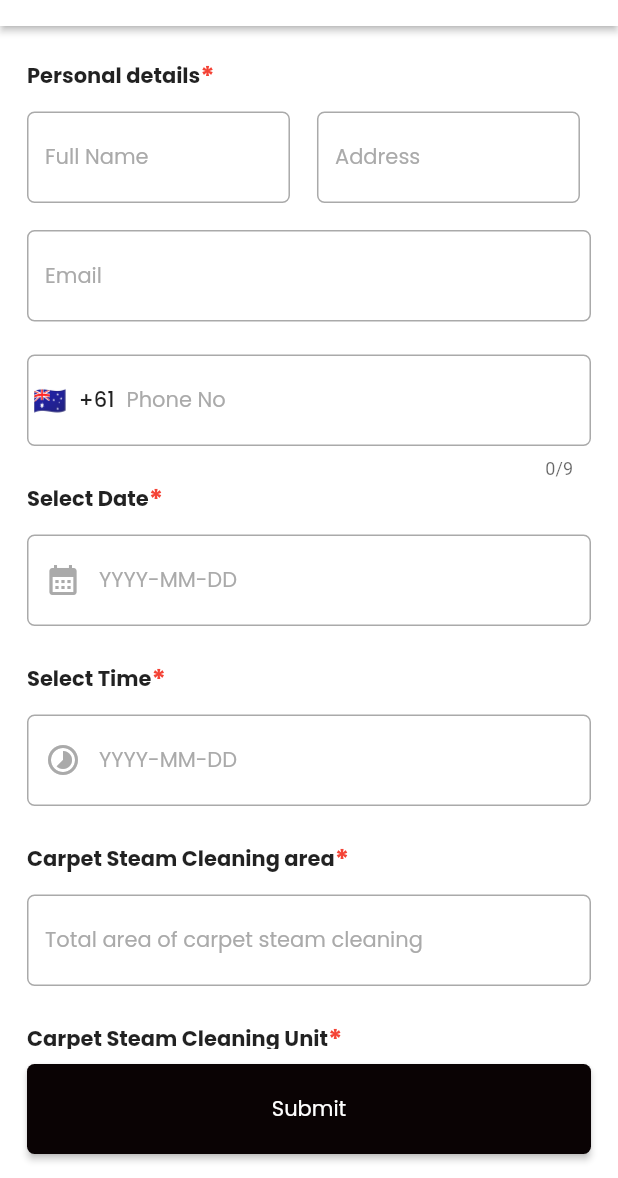
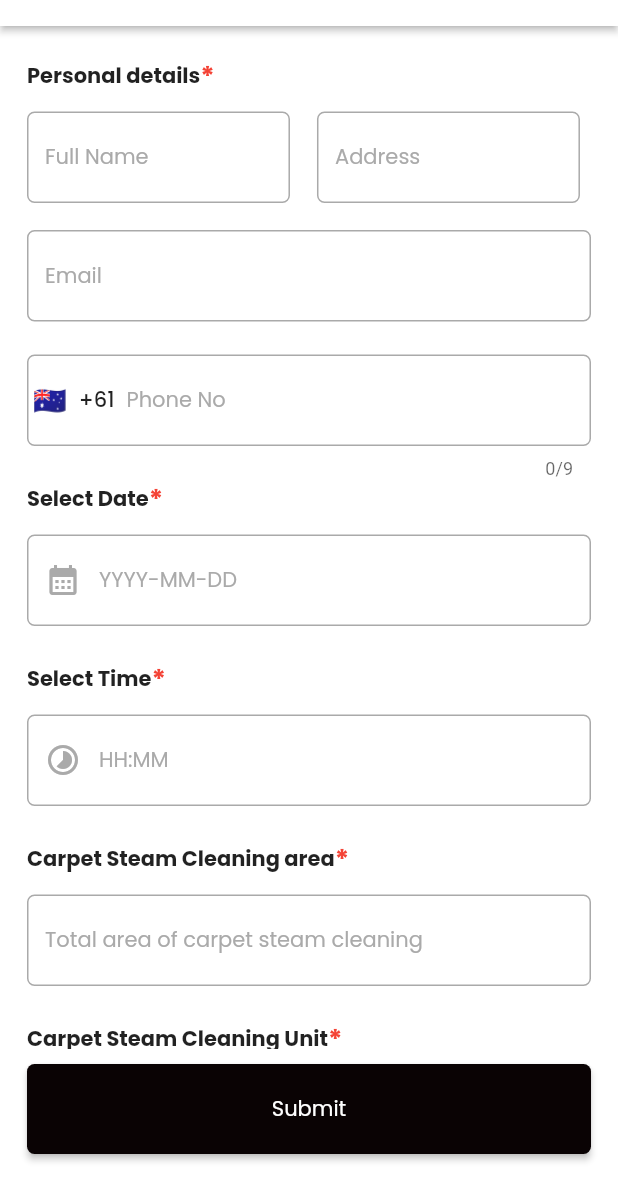
Before and after one commit to susan040/mads_cleaning, a Flutter app: the CarpetCleaningScreen screen opened directly with empty values, on a phone screen of 412 x 824 dp, the part 58-1236 px from its top. Run offline on Flutter 3.47's test engine with Material 3 defaults, Android fonts, the phone set to English and light mode, and no system bars; drawn by our look-alikes of intl_phone_field; our stand-ins replace cached_network_image, flutter_svg, get, get_storage, image_picker, pinput and 1 more; missing offline and left inert: simple_fontellico_progress_dialog; accounts and stored records are empty; statements that could not run were skipped; project files that could hold a hidden picture were left out.

Commit message:
update the time textfield

```diff
--- a/lib/views/service_booking/carpet_cleaning_screen.dart
+++ b/lib/views/service_booking/carpet_cleaning_screen.dart
@@ -178,7 +178,7 @@ class CarpetCleaningScreen extends StatelessWidget {
                       controller: c.selectTimeController,
                       preIconPath: (Icons.timelapse),
                       validator: Validators.checkFieldEmpty,
-                      hint: "YYYY-MM-DD",
+                      hint: "HH:MM",
                       textInputAction: TextInputAction.done,
                       textInputType: TextInputType.none),
                 ),
--- a/lib/views/service_booking/commercial_cleaning_screen.dart
+++ b/lib/views/service_booking/commercial_cleaning_screen.dart
@@ -180,7 +180,7 @@ class CommercialCleaningScreen extends StatelessWidget {
                       controller: c.selectTimeController,
                       preIconPath: (Icons.timelapse),
                       validator: Validators.checkFieldEmpty,
-                      hint: "YYYY-MM-DD",
+                      hint: "HH:MM",
                       textInputAction: TextInputAction.done,
                       textInputType: TextInputType.none),
                 ),
--- a/lib/views/service_booking/house_cleaning_screen.dart
+++ b/lib/views/service_booking/house_cleaning_screen.dart
@@ -177,7 +177,7 @@ class HouseCleaingScreen extends StatelessWidget {
                       controller: c.selectTimeController,
                       preIconPath: (Icons.timelapse),
                       validator: Validators.checkFieldEmpty,
-                      hint: "YYYY-MM-DD",
+                      hint: "HH:MM",
                       textInputAction: TextInputAction.done,
                       textInputType: TextInputType.none),
                 ),
--- a/lib/views/service_booking/lease_cleaning_screen.dart
+++ b/lib/views/service_booking/lease_cleaning_screen.dart
@@ -225,7 +225,7 @@ class LeaseCleaningScreen extends StatelessWidget {
                       controller: c.selectTimeController,
                       preIconPath: (Icons.timelapse),
                       validator: Validators.checkFieldEmpty,
-                      hint: "YYYY-MM-DD",
+                      hint: "HH:MM",
                       textInputAction: TextInputAction.done,
                       textInputType: TextInputType.none),
                 ),
--- a/lib/views/service_booking/window_cleaning_screen.dart
+++ b/lib/views/service_booking/window_cleaning_screen.dart
@@ -177,7 +177,7 @@ class WindowCleaningScreen extends StatelessWidget {
                       controller: c.selectTimeController,
                       preIconPath: (Icons.timelapse),
                       validator: Validators.checkFieldEmpty,
-                      hint: "YYYY-MM-DD",
+                      hint: "HH:MM",
                       textInputAction: TextInputAction.done,
                       textInputType: TextInputType.none),
                 ),
```
